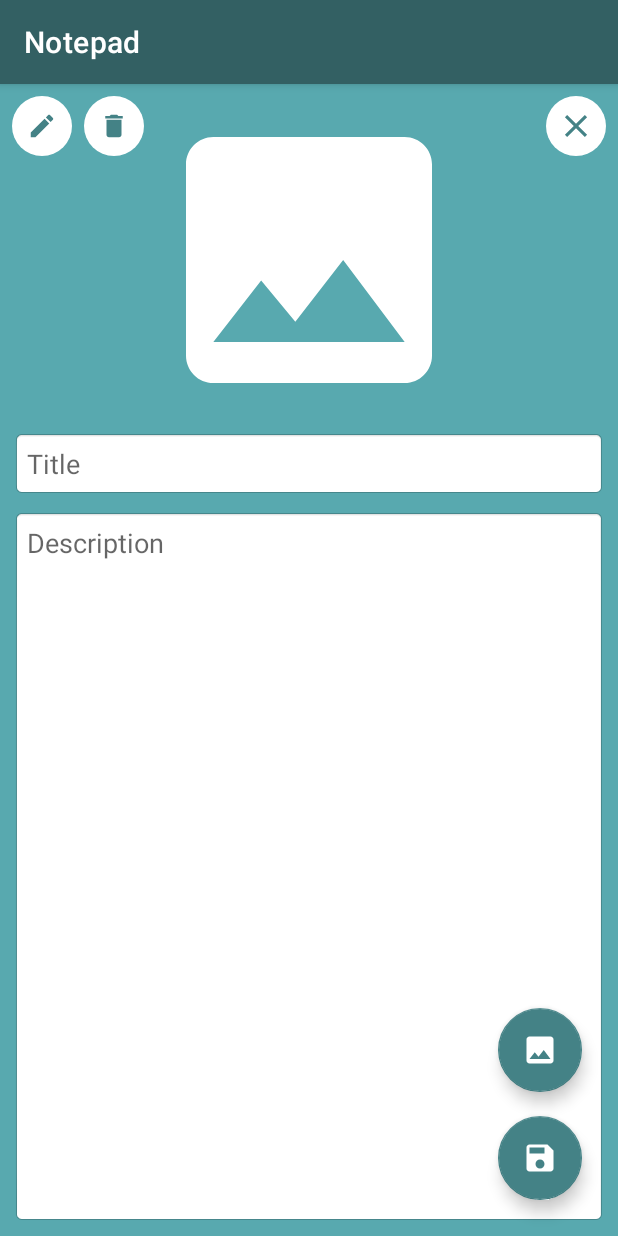
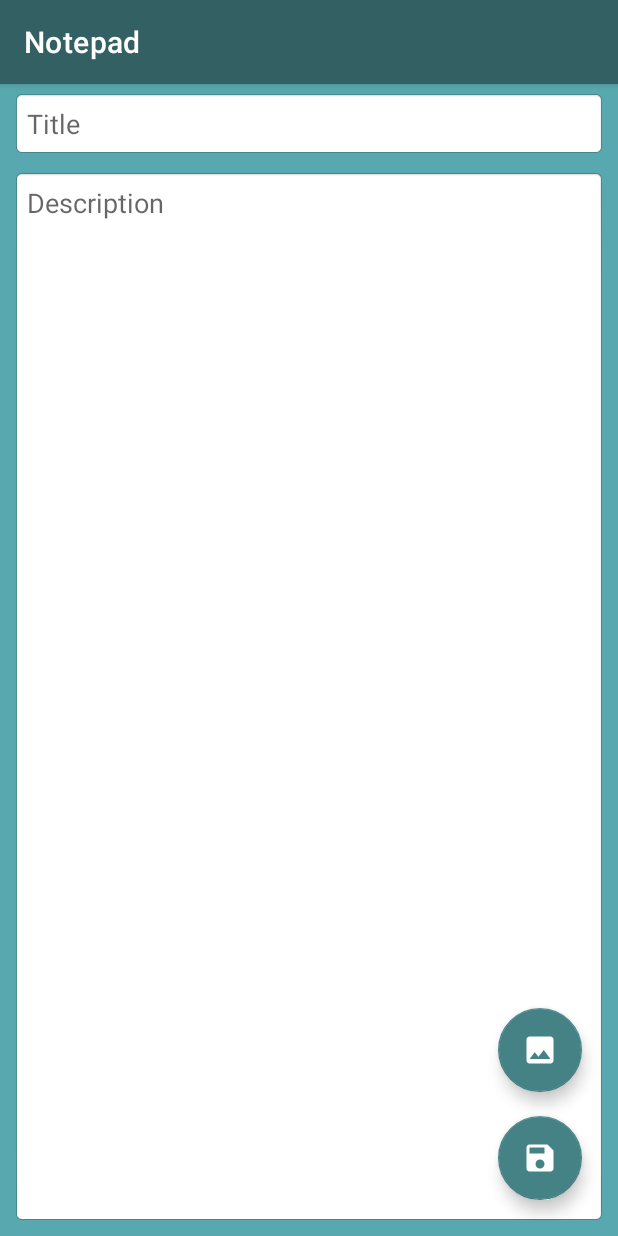
Before and after one commit to siteddv/notepad-app, an Android app: the screen it shows after launch (EditActivity), after a tap on an icon or button, on a phone screen of 412 x 824 dp. Run offline under Robolectric (Android 15) with nearby library versions, the phone set to English and light mode, and no system bars; 2 statements that could not run were skipped.

Commit message:
feature: added search view to main activity

```diff
--- a/app/src/main/java/com/vino/gradom/notepad/EditActivity.java
+++ b/app/src/main/java/com/vino/gradom/notepad/EditActivity.java
@@ -14,7 +14,9 @@ import android.widget.TextView;
 import android.widget.Toast;
 
 import com.google.android.material.floatingactionbutton.FloatingActionButton;
+import com.vino.gradom.notepad.db.MyConstants;
 import com.vino.gradom.notepad.db.MySqlManager;
+import com.vino.gradom.notepad.model.Note;
 
 public class EditActivity extends AppCompatActivity {
 
@@ -40,6 +42,25 @@ public class EditActivity extends AppCompatActivity {
         edDescription = findViewById(R.id.etDescription);
         imageLayout = findViewById(R.id.imageLayout);
         articleImage = findViewById(R.id.articleImage);
+        getInfoFromIntent();
+    }
+
+    private void getInfoFromIntent(){
+        Intent intent = getIntent();
+        if(intent!=null){
+            Note note = (Note) intent.getSerializableExtra(MyConstants.NOTE_INTENT);
+
+            String title = note.getTitle();
+            edTitle.setText(title);
+
+            String description = note.getDescription();
+            edDescription.setText(description);
+
+//            String imageURI = note.getImageURI();
+//            if(!imageURI.equals("empty")){
+//                articleImage.setImageURI(Uri.parse(imageURI));
+//            }
+        }
     }
 
     @Override
--- a/app/src/main/java/com/vino/gradom/notepad/MainActivity.java
+++ b/app/src/main/java/com/vino/gradom/notepad/MainActivity.java
@@ -9,6 +9,7 @@ import android.app.Activity;
 import android.content.ContentValues;
 import android.content.Intent;
 import android.os.Bundle;
+import android.view.Menu;
 import android.view.View;
 import android.widget.EditText;
 import android.widget.ImageView;
@@ -34,6 +35,12 @@ public class MainActivity extends AppCompatActivity {
         super.onCreate(savedInstanceState);
         setContentView(R.layout.activity_main);
         init();
+    }
+
+    @Override
+    public boolean onCreateOptionsMenu(Menu menu) {
+        getMenuInflater().inflate(R.menu.main_menu, menu);
+        return super.onCreateOptionsMenu(menu);
     }
 
     private void init(){
--- a/app/src/main/java/com/vino/gradom/notepad/adapter/NoteAdapter.java
+++ b/app/src/main/java/com/vino/gradom/notepad/adapter/NoteAdapter.java
@@ -1,6 +1,7 @@
 package com.vino.gradom.notepad.adapter;
 
 import android.content.Context;
+import android.content.Intent;
 import android.view.LayoutInflater;
 import android.view.View;
 import android.view.ViewGroup;
@@ -9,17 +10,19 @@ import android.widget.TextView;
 import androidx.annotation.NonNull;
 import androidx.recyclerview.widget.RecyclerView;
 
+import com.vino.gradom.notepad.EditActivity;
 import com.vino.gradom.notepad.R;
+import com.vino.gradom.notepad.db.MyConstants;
 import com.vino.gradom.notepad.model.Note;
+import com.vino.gradom.notepad.viewholder.NoteViewHolder;
 
 import java.util.ArrayList;
 import java.util.LinkedList;
 import java.util.List;
 
-public class NoteAdapter extends RecyclerView.Adapter<NoteAdapter.NoteViewHolder> {
+public class NoteAdapter extends RecyclerView.Adapter<NoteViewHolder> {
 
     private Context context;
-
     private ArrayList<Note> noteList;
 
     public NoteAdapter(Context context) {
@@ -27,16 +30,17 @@ public class NoteAdapter extends RecyclerView.Adapter<NoteAdapter.NoteViewHolder
         noteList = new ArrayList<>();
     }
 
+
     @NonNull
     @Override
     public NoteViewHolder onCreateViewHolder(@NonNull ViewGroup parent, int viewType) {
         View view = LayoutInflater.from(context).inflate(R.layout.note_card_view, parent, false);
-        NoteViewHolder viewHolder = new NoteViewHolder(view);
+        NoteViewHolder viewHolder = new NoteViewHolder(view, context, noteList);
         return viewHolder;
     }
 
     @Override
-    public void onBindViewHolder(@NonNull NoteAdapter.NoteViewHolder holder, int position) {
+    public void onBindViewHolder(@NonNull NoteViewHolder holder, int position) {
         holder.setData(noteList.get(position));
     }
 
@@ -49,24 +53,5 @@ public class NoteAdapter extends RecyclerView.Adapter<NoteAdapter.NoteViewHolder
         noteList.clear();
         noteList.addAll(newNoteList);
         notifyDataSetChanged();
-
-    }
-
-    public class NoteViewHolder extends RecyclerView.ViewHolder {
-
-        private TextView tvTitle;
-        private TextView tvDescription;
-
-        public NoteViewHolder(@NonNull View itemView) {
-            super(itemView);
-            tvTitle = itemView.findViewById(R.id.tvTitle_main);
-            tvDescription = itemView.findViewById(R.id.tvDescription_main);
-        }
-
-        public void setData(Note note){
-            tvTitle.setText(note.getTitle());
-            tvDescription.setText(note.getDescription());
-        }
-
     }
 }
--- a/app/src/main/java/com/vino/gradom/notepad/db/MyConstants.java
+++ b/app/src/main/java/com/vino/gradom/notepad/db/MyConstants.java
@@ -17,4 +17,5 @@ public class MyConstants {
             + IMAGE_URI + " TEXT)";
     public static final String DROP_TABLE_INSTRUCTION =
             "DROP TABLE IF EXISTS " + TABLE_NAME;
+    public static final String NOTE_INTENT = "note_intent";
 }
--- a/app/src/main/java/com/vino/gradom/notepad/model/Note.java
+++ b/app/src/main/java/com/vino/gradom/notepad/model/Note.java
@@ -1,6 +1,8 @@
 package com.vino.gradom.notepad.model;
 
-public class Note {
+import java.io.Serializable;
+
+public class Note implements Serializable {
 
     private String title;
     private String description;
--- /dev/null
+++ b/app/src/main/res/drawable/ic_search.xml
@@ -0,0 +1,5 @@
+<vector android:height="24dp" android:tint="#FFFFFF"
+    android:viewportHeight="24" android:viewportWidth="24"
+    android:width="24dp" xmlns:android="http://schemas.android.com/apk/res/android">
+    <path android:fillColor="@android:color/white" android:pathData="M15.5,14h-0.79l-0.28,-0.27C15.41,12.59 16,11.11 16,9.5 16,5.91 13.09,3 9.5,3S3,5.91 3,9.5 5.91,16 9.5,16c1.61,0 3.09,-0.59 4.23,-1.57l0.27,0.28v0.79l5,4.99L20.49,19l-4.99,-5zM9.5,14C7.01,14 5,11.99 5,9.5S7.01,5 9.5,5 14,7.01 14,9.5 11.99,14 9.5,14z"/>
+</vector>
--- a/app/src/main/res/layout/activity_edit.xml
+++ b/app/src/main/res/layout/activity_edit.xml
@@ -87,7 +87,7 @@
         android:layout_height="0dp"
         android:layout_marginTop="8dp"
         android:layout_marginBottom="4dp"
-        android:visibility="visible"
+        android:visibility="gone"
         app:layout_constraintBottom_toTopOf="@+id/guideline3"
         app:layout_constraintEnd_toEndOf="@+id/etTitle"
         app:layout_constraintStart_toStartOf="@+id/etTitle"
--- /dev/null
+++ b/app/src/main/res/menu/main_menu.xml
@@ -0,0 +1,9 @@
+<?xml version="1.0" encoding="utf-8"?>
+<menu xmlns:android="http://schemas.android.com/apk/res/android"
+    xmlns:app="http://schemas.android.com/apk/res-auto">
+    <item android:title="SearchView"
+        android:id="@+id/id_search"
+        android:icon="@drawable/ic_search"
+        app:showAsAction="ifRoom"
+        app:actionViewClass="android.widget.SearchView"/>
+</menu>
```
Also changed, not shown: app/src/main/java/com/vino/gradom/notepad/viewholder/NoteViewHolder.java (added, +50 -0 lines).
